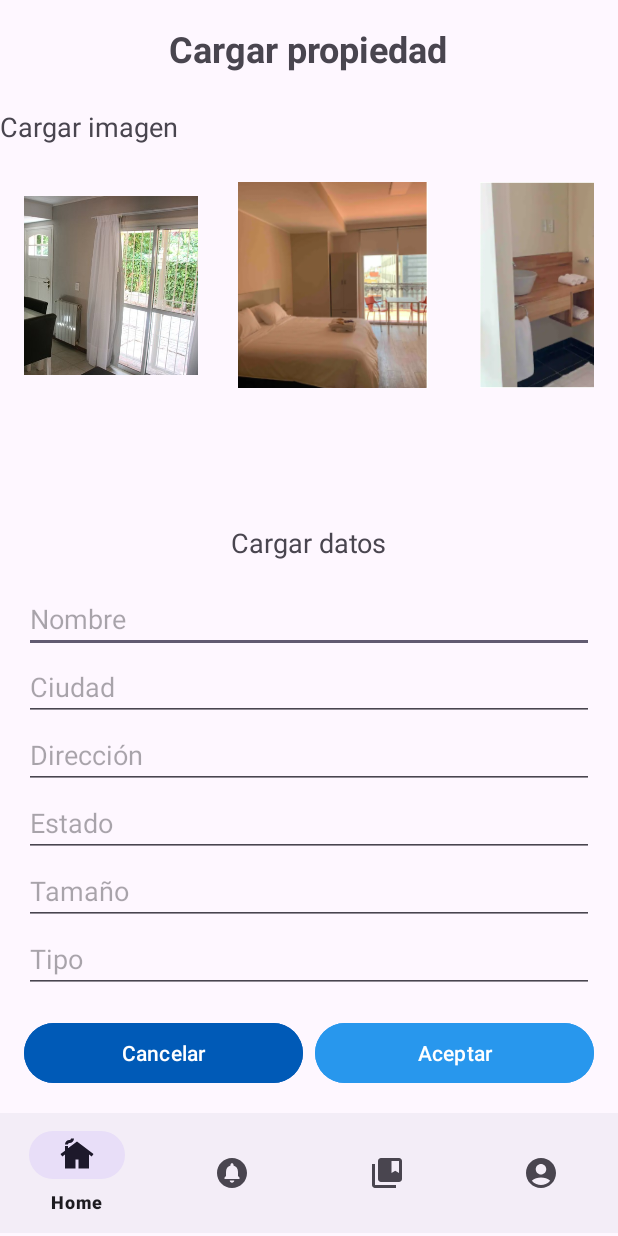
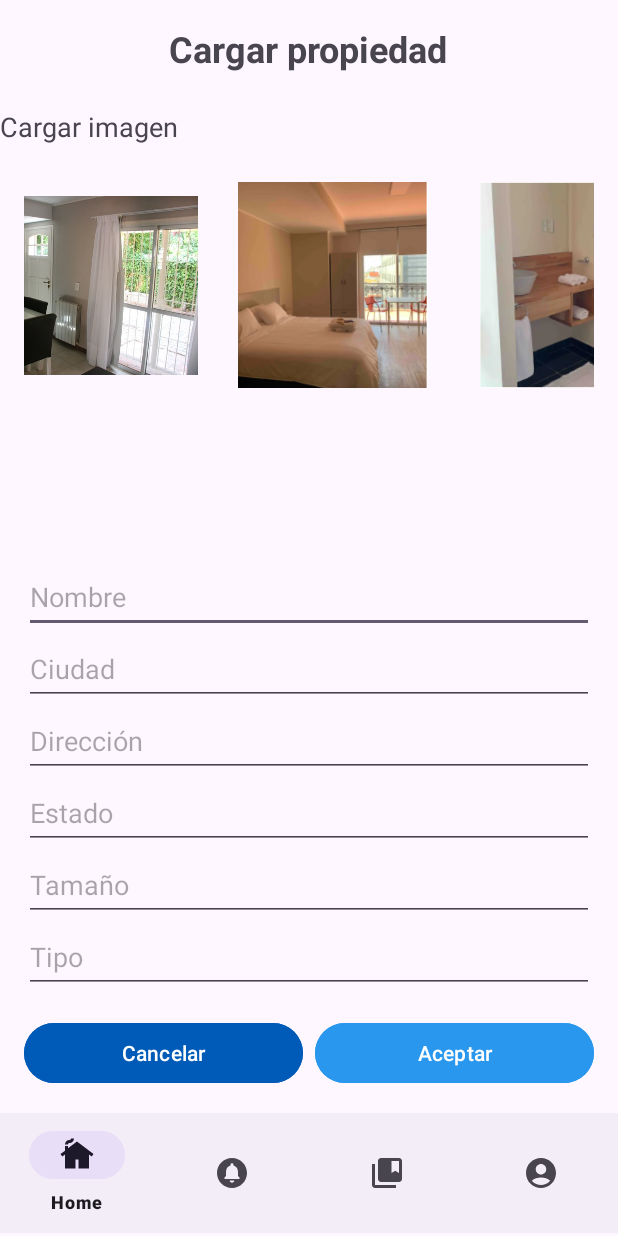
Before and after one commit to Lucasellero/servicio_limpieza, an Android app: the layout activity_cargar_propiedad.xml on its own in the app's theme, with its tools: preview values and no code run, on a phone screen of 412 x 824 dp. Run offline under Robolectric (Android 15) with nearby library versions, the phone set to English and light mode, and no system bars.

```diff
--- a/app/build.gradle
+++ b/app/build.gradle
@@ -39,4 +39,5 @@ dependencies {
     testImplementation libs.junit
     androidTestImplementation libs.ext.junit
     androidTestImplementation libs.espresso.core
+    implementation 'androidx.viewpager2:viewpager2:1.0.0'
 }
--- a/app/src/main/java/com/example/servicio_limpieza/cargar_propiedad.java
+++ b/app/src/main/java/com/example/servicio_limpieza/cargar_propiedad.java
@@ -22,10 +22,11 @@ public class cargar_propiedad extends AppCompatActivity {
     private Button acceptButton;
     private BottomNavigationView bottomNavigationView;
 
+
     @Override
     protected void onCreate(Bundle savedInstanceState) {
         super.onCreate(savedInstanceState);
-        setContentView(R.layout.cargar_propiedad);
+        setContentView(R.layout.activity_cargar_propiedad);
 
         // Inicializar vistas
         nameEditText = findViewById(R.id.name);
@@ -56,7 +57,7 @@ public class cargar_propiedad extends AppCompatActivity {
             int id = item.getItemId();
             if (id == R.id.navigation_profile) {
                 // Cambiar a la pantalla de perfil
-                Intent intent = new Intent(cargar_propiedad.this, ProfileActivity.class);
+                Intent intent = new Intent(cargar_propiedad.this, perfil.class);
                 intent.addFlags(Intent.FLAG_ACTIVITY_REORDER_TO_FRONT);
                 startActivity(intent);
                 return true;
--- a/app/src/main/java/com/example/servicio_limpieza/ProfileActivity.java
+++ b/app/src/main/java/com/example/servicio_limpieza/perfil.java
@@ -7,7 +7,7 @@ import androidx.annotation.NonNull;
 import androidx.appcompat.app.AppCompatActivity;
 import com.google.android.material.bottomnavigation.BottomNavigationView;
 
-public class ProfileActivity extends AppCompatActivity {
+public class perfil extends AppCompatActivity {
 
     @Override
     protected void onCreate(Bundle savedInstanceState) {
@@ -22,7 +22,7 @@ public class ProfileActivity extends AppCompatActivity {
                 int id = item.getItemId();
                 if (id == R.id.navigation_home) {
                     // Cambiar a la pantalla de inicio (MainActivity)
-                    Intent intent = new Intent(ProfileActivity.this, cargar_propiedad.class);
+                    Intent intent = new Intent(perfil.this, perfil.class);
                     intent.addFlags(Intent.FLAG_ACTIVITY_REORDER_TO_FRONT);
                     startActivity(intent);
                     return true;
--- a/app/src/main/res/layout/cargar_propiedad.xml
+++ b/app/src/main/res/layout/activity_cargar_propiedad.xml
@@ -1,65 +1,59 @@
-<RelativeLayout
-    xmlns:android="http://schemas.android.com/apk/res/android"
+<RelativeLayout xmlns:android="http://schemas.android.com/apk/res/android"
+    xmlns:app="http://schemas.android.com/apk/res-auto"
     xmlns:tools="http://schemas.android.com/tools"
-    xmlns:app="http://schemas.android.com/apk/res-auto"
     android:layout_width="match_parent"
     android:layout_height="match_parent"
-    tools:context=".cargar_propiedad"
-    >
+    tools:context=".cargar_propiedad">
+
     <TextView
         android:id="@+id/title"
         android:layout_width="wrap_content"
         android:layout_height="wrap_content"
+        android:layout_centerHorizontal="true"
         android:layout_marginTop="16dp"
-        android:layout_centerHorizontal="true"
         android:text="Cargar propiedad"
         android:textSize="24sp"
-        android:textStyle="bold"
-        />
-    <TextView android:id="@+id/upload_image_label"
+        android:textStyle="bold" />
+
+    <TextView
+        android:id="@+id/upload_image_label"
         android:layout_width="wrap_content"
         android:layout_height="wrap_content"
         android:layout_below="@id/title"
         android:layout_marginTop="23dp"
         android:text="Cargar imagen"
-        android:textSize="18sp"
-        />
+        android:textSize="18sp" />
+
     <LinearLayout
         android:layout_width="match_parent"
         android:layout_height="wrap_content"
         android:layout_below="@id/upload_image_label"
         android:layout_marginTop="16dp"
+        android:gravity="center"
         android:orientation="horizontal"
-        android:gravity="center"
-        android:paddingHorizontal="16dp"
-        >
+        android:paddingHorizontal="16dp">
+
         <ImageView
             android:layout_width="179dp"
             android:layout_height="155dp"
             android:layout_marginEnd="16dp"
             android:contentDescription="Image placeholder"
-            android:src="@drawable/imagen_propiedad_3"/>
+            android:src="@drawable/imagen_propiedad_3" />
+
         <ImageView
             android:layout_width="148dp"
             android:layout_height="137dp"
             android:layout_marginEnd="16dp"
             android:contentDescription="Image placeholder"
-            android:src="@drawable/imagen_propiedad_1"/>
+            android:src="@drawable/imagen_propiedad_1" />
+
         <ImageView
             android:layout_width="148dp"
             android:layout_height="137dp"
             android:contentDescription="Image placeholder"
-            android:src="@drawable/imagen_propiedad_2"/>
+            android:src="@drawable/imagen_propiedad_2" />
     </LinearLayout>
-    <TextView
-        android:id="@+id/upload_data_label"
-        android:layout_width="wrap_content"
-        android:layout_height="wrap_content"
-        android:layout_above="@id/data_container"
-        android:layout_centerHorizontal="true"
-        android:layout_marginBottom="16dp"
-        android:text="Cargar datos"
-        android:textSize="18sp"/>
+
     <LinearLayout
         android:id="@+id/data_container"
         android:layout_width="match_parent"
@@ -67,52 +61,61 @@
         android:layout_above="@id/button_container"
         android:orientation="vertical"
         android:paddingHorizontal="16dp">
+
         <EditText
             android:id="@+id/name"
             android:layout_width="match_parent"
-            android:layout_height="wrap_content"
-            android:hint="Nombre"/>
+            android:layout_height="48dp"
+            android:hint="Nombre" />
+
         <EditText
             android:id="@+id/city"
             android:layout_width="match_parent"
-            android:layout_height="wrap_content"
-            android:hint="Ciudad"/>
+            android:layout_height="48dp"
+            android:hint="Ciudad" />
+
         <EditText
             android:id="@+id/address"
             android:layout_width="match_parent"
-            android:layout_height="wrap_content"
-            android:hint="Dirección"/>
+            android:layout_height="48dp"
+            android:hint="Dirección" />
+
         <EditText
             android:id="@+id/state"
             android:layout_width="match_parent"
-            android:layout_height="wrap_content"
-            android:hint="Estado"/>
+            android:layout_height="48dp"
+            android:hint="Estado" />
+
         <EditText
             android:id="@+id/size"
             android:layout_width="match_parent"
-            android:layout_height="wrap_content"
-            android:hint="Tamaño"/>
+            android:layout_height="48dp"
+            android:hint="Tamaño" />
+
         <EditText
             android:id="@+id/type"
             android:layout_width="match_parent"
-            android:layout_height="wrap_content"
-            android:hint="Tipo"/>
+            android:layout_height="48dp"
+            android:hint="Tipo" />
     </LinearLayout>
+
     <LinearLayout
         android:id="@+id/button_container"
         android:layout_width="match_parent"
         android:layout_height="wrap_content"
         android:layout_above="@id/bottom_navigation"
+        android:gravity="center"
         android:orientation="horizontal"
-        android:padding="16dp"
-        android:gravity="center">
+        android:padding="16dp">
+
         <Button
             android:id="@+id/cancel_button"
             android:layout_width="0dp"
             android:layout_height="wrap_content"
             android:layout_weight="1"
             android:backgroundTint="#005AB7"
-            android:text="Cancelar"/>
+            android:text="Cancelar" />
+
         <Button
             android:id="@+id/accept_button"
             android:layout_width="0dp"
@@ -121,13 +124,14 @@
             android:layout_weight="1"
             android:backgroundTint="#2897ED"
             android:onClick="GetTextFromSQL"
-            android:text="Aceptar"/>
+            android:text="Aceptar" />
     </LinearLayout>
+
     <com.google.android.material.bottomnavigation.BottomNavigationView
         android:id="@+id/bottom_navigation"
         android:layout_width="match_parent"
         android:layout_height="wrap_content"
         android:layout_alignParentBottom="true"
         android:layout_marginBottom="2dp"
-        app:menu="@menu/bottom_navigation_menu"/>
+        app:menu="@menu/bottom_navigation_menu" />
 </RelativeLayout>
```
Also changed, not shown: app/src/main/AndroidManifest.xml (+16 -4 lines), app/src/main/java/com/example/servicio_limpieza/home.java (+35 -3 lines), app/src/main/res/layout/activity_home.xml (+11 -2 lines).
